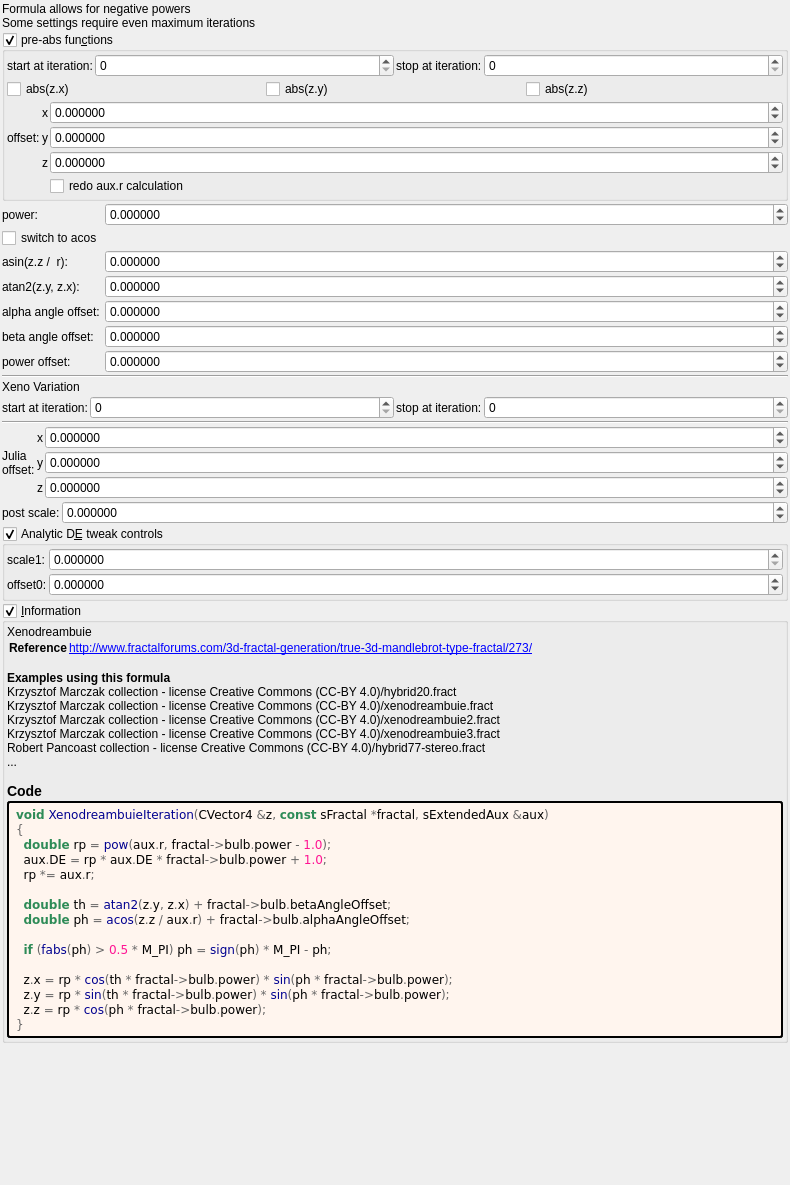
This is mandelbulber2/formula/ui/xenodreambuie_v2.ui in buddhi1980/mandelbulber2 as Qt 5 draws it before an edit. The edited form follows.
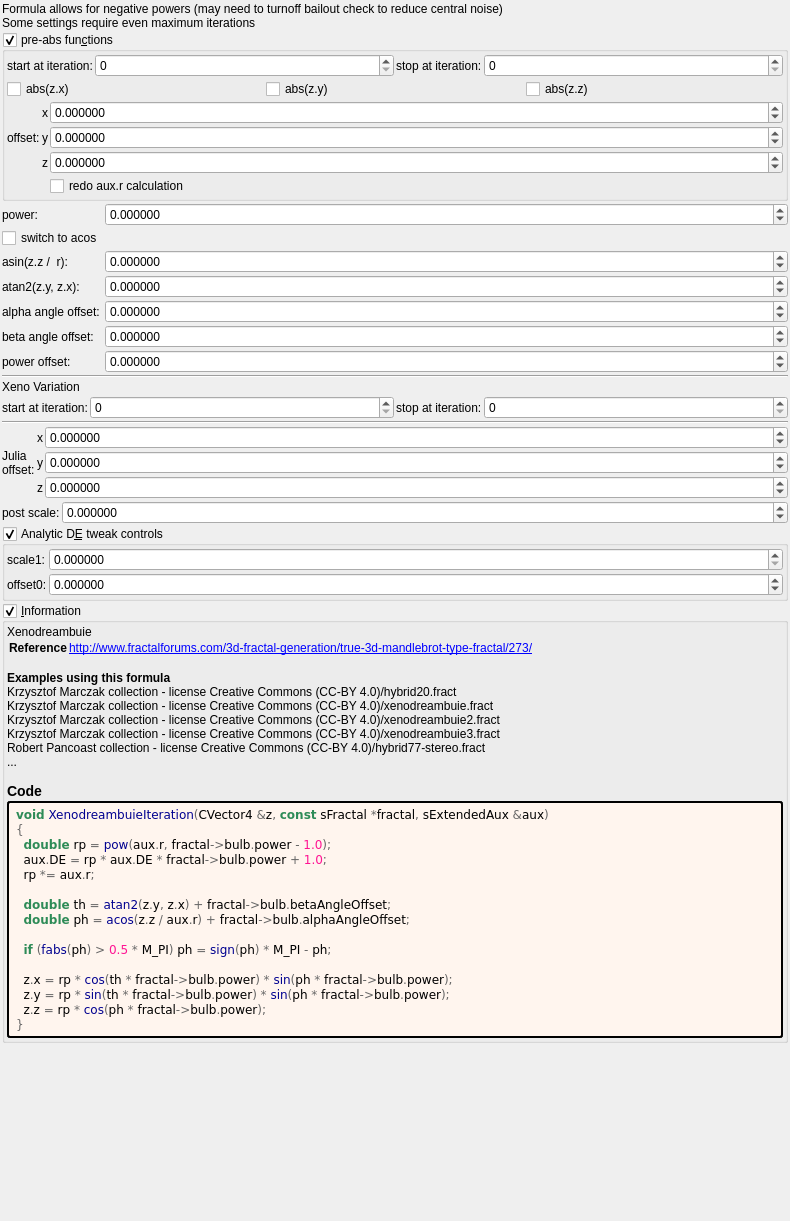
This is the edited form. Custom widgets are drawn as their Qt base class.

The edit to the form file:
```diff
--- a/mandelbulber2/formula/ui/xenodreambuie_v2.ui
+++ b/mandelbulber2/formula/ui/xenodreambuie_v2.ui
@@ -7,7 +7,7 @@
     <x>0</x>
     <y>0</y>
     <width>790</width>
-    <height>1185</height>
+    <height>1221</height>
    </rect>
   </property>
   <property name="windowTitle">
@@ -32,7 +32,7 @@
    <item>
     <widget class="QLabel" name="label_17">
      <property name="text">
-      <string>Formula allows for negative powers
+      <string>Formula allows for negative powers (may need to turnoff bailout check to reduce central noise)
 Some settings require even maximum iterations</string>
      </property>
     </widget>
```
